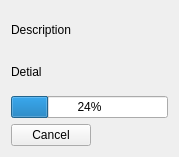
fw-dev/translations, file FWAdminLib/WinMagicFiles/MyPropertyPage7.ui: the form before one commit.
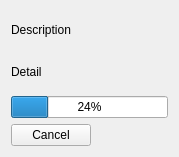
The form after the commit.

Patch:
```diff
--- a/FWAdminLib/WinMagicFiles/MyPropertyPage7.ui
+++ b/FWAdminLib/WinMagicFiles/MyPropertyPage7.ui
@@ -20,10 +20,10 @@
      </property>
     </widget>
    </item>
-   <item row="1" column="0" >
-    <widget class="QLabel" name="detailLA" >
-     <property name="text" >
-      <string>Detial</string>
+   <item row="1" column="0">
+    <widget class="QLabel" name="detailLA">
+     <property name="text">
+      <string>Detail</string>
      </property>
     </widget>
    </item>
```
Left out of the diff: 39 changed lines with no effect on the pictures.
